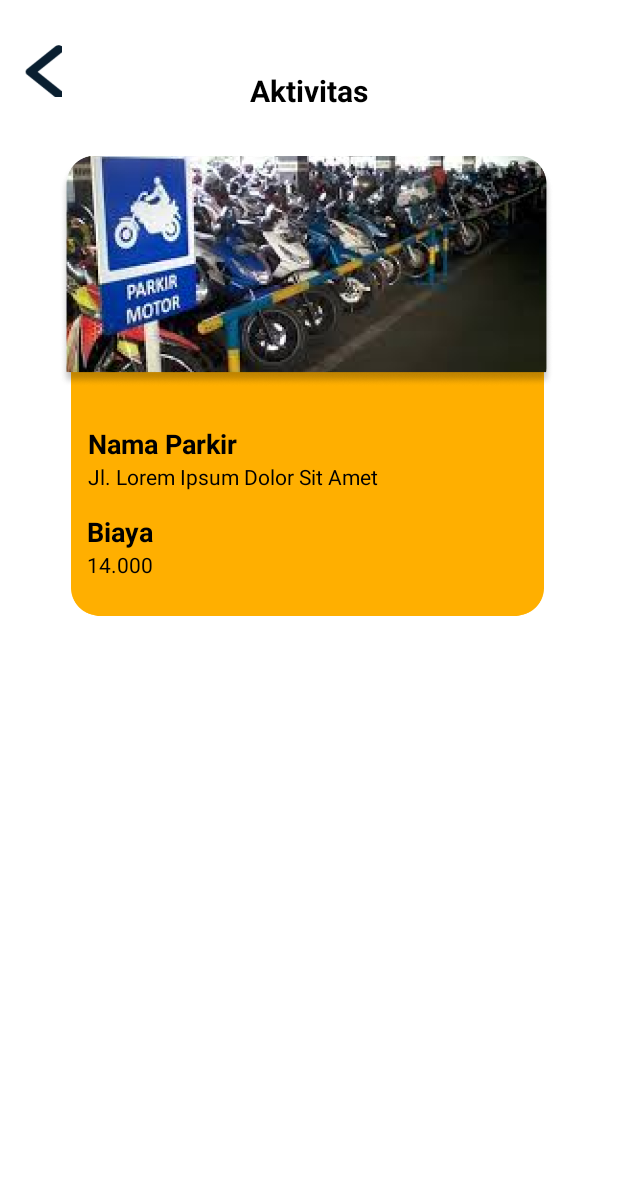
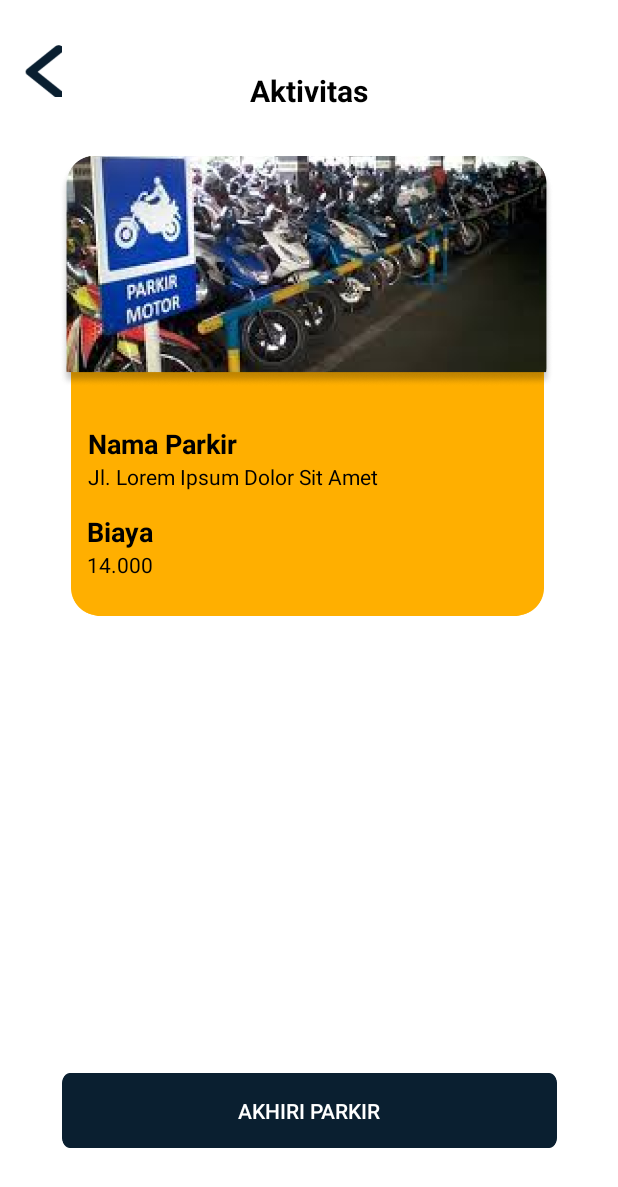
Before and after one commit to zahwawrr/RPL, an Android app: the PageAktivitas screen opened directly, with no data from a screen before it, on a phone screen of 412 x 824 dp. Shown: the top 1187 px of the screen. Run offline under Robolectric (Android 15) with nearby library versions, the phone set to English and light mode, and no system bars.

Commit message:
Modal bottom sheet pop up (akhiri parkir)

```diff
--- a/app/build.gradle
+++ b/app/build.gradle
@@ -25,7 +25,6 @@ android {
 
 dependencies {
     implementation fileTree(dir: 'libs', include: ['*.jar'])
-
     implementation 'androidx.appcompat:appcompat:1.0.2'
     implementation 'com.google.android.material:material:1.0.0'
     implementation 'androidx.constraintlayout:constraintlayout:1.1.3'
@@ -34,4 +33,5 @@ dependencies {
     testImplementation 'junit:junit:4.12'
     androidTestImplementation 'androidx.test.ext:junit:1.1.1'
     androidTestImplementation 'androidx.test.espresso:espresso-core:3.2.0'
+    implementation 'com.android.support:design:28.0.0'
 }
--- a/app/src/main/AndroidManifest.xml
+++ b/app/src/main/AndroidManifest.xml
@@ -9,7 +9,7 @@
         android:roundIcon="@mipmap/ic_launcher_round"
         android:supportsRtl="true"
         android:theme="@style/AppTheme">
-        <activity android:name=".QRCode"></activity>
+        <activity android:name=".modal_bottom_akhiriparkir"></activity>
         <activity
             android:name=".HomeScreen"
             android:theme="@style/AppTheme.NoActionBar">
--- a/app/src/main/java/com/example/parkuy/PageAktivitas.java
+++ b/app/src/main/java/com/example/parkuy/PageAktivitas.java
@@ -1,14 +1,15 @@
 package com.example.parkuy;
-
-import androidx.appcompat.app.AppCompatActivity;
 
 import android.content.Intent;
 import android.os.Bundle;
 import android.view.View;
 import android.widget.Button;
 
+import androidx.appcompat.app.AppCompatActivity;
+
 public class PageAktivitas extends AppCompatActivity {
     private Button tombolback;
+    private Button tombolakhiriparkir;
 
     @Override
     protected void onCreate(Bundle savedInstanceState) {
@@ -16,10 +17,19 @@ public class PageAktivitas extends AppCompatActivity {
         setContentView(R.layout.activity_);
 
         tombolback = (Button) findViewById(R.id.tombolback);
-        tombolback.setOnClickListener(new View.OnClickListener(){
+        tombolback.setOnClickListener(new View.OnClickListener() {
             @Override
-            public void onClick(View v){
+            public void onClick(View v) {
                 openHomeScreen();
+            }
+        });
+
+        tombolakhiriparkir = (Button) findViewById(R.id.tombolakhiriparkir);
+        tombolakhiriparkir.setOnClickListener(new View.OnClickListener(){
+            @Override
+            public void onClick(View v) {
+                modal_bottom_akhiriparkir bottom_akhiriparkir = new modal_bottom_akhiriparkir();
+                bottom_akhiriparkir.show(getSupportFragmentManager(), "modalMenu");
             }
         });
     }
--- a/app/src/main/res/layout/activity_.xml
+++ b/app/src/main/res/layout/activity_.xml
@@ -121,5 +121,20 @@
         app:layout_constraintStart_toStartOf="parent"
         app:layout_constraintTop_toTopOf="parent" />
 
+    <Button
+        android:id="@+id/tombolakhiriparkir"
+        android:layout_width="330dp"
+        android:layout_height="50dp"
+        android:layout_marginTop="236dp"
+        android:background="@drawable/backakhiriparkir"
+        android:text="Akhiri Parkir"
+        android:textColor="#ffffff"
+        android:textSize="14dp"
+
+        app:layout_constraintBottom_toBottomOf="parent"
+        app:layout_constraintEnd_toEndOf="parent"
+        app:layout_constraintStart_toStartOf="parent"
+        app:layout_constraintTop_toBottomOf="@+id/aktivitas" />
+
 
 </androidx.constraintlayout.widget.ConstraintLayout>
```
Also changed, not shown: app/src/main/java/com/example/parkuy/QRCode.java (deleted, +0 -14 lines), app/src/main/java/com/example/parkuy/modal_bottom_akhiriparkir.java (added, +21 -0 lines), app/src/main/res/layout/activity_modal_bottom_akhiriparkir.xml (added, +76 -0 lines), app/src/main/res/layout/activity_q_r_code.xml (deleted, +0 -9 lines), app/src/main/res/drawable/backakhiriaja.png (added), app/src/main/res/drawable/backakhiriparkir.png (added), app/src/main/res/drawable/backbatal.png (added), app/src/main/res/drawable/logoduit.png (added).
